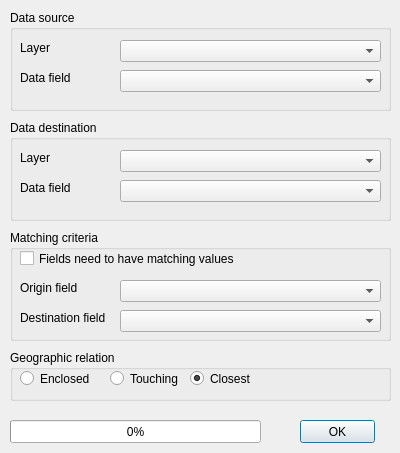
This is forms/ui_simple_tag.ui in AequilibraE/qaequilibrae as Qt 5 draws it before an edit. The edited form follows.
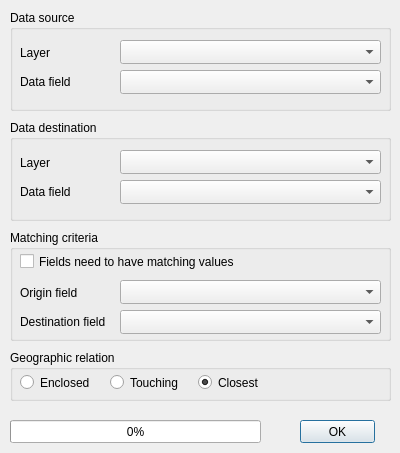
This is the edited form.

What changed in the file:
```diff
--- a/forms/ui_simple_tag.ui
+++ b/forms/ui_simple_tag.ui
@@ -36,7 +36,7 @@
       <x>110</x>
       <y>60</y>
       <width>261</width>
-      <height>22</height>
+      <height>24</height>
      </rect>
     </property>
    </widget>
@@ -46,7 +46,7 @@
       <x>110</x>
       <y>30</y>
       <width>261</width>
-      <height>22</height>
+      <height>24</height>
      </rect>
     </property>
    </widget>
@@ -54,7 +54,7 @@
     <property name="geometry">
      <rect>
       <x>10</x>
-      <y>60</y>
+      <y>64</y>
       <width>121</width>
       <height>16</height>
      </rect>
@@ -67,7 +67,7 @@
     <property name="geometry">
      <rect>
       <x>10</x>
-      <y>30</y>
+      <y>35</y>
       <width>121</width>
       <height>16</height>
      </rect>
@@ -95,7 +95,7 @@
       <x>110</x>
       <y>60</y>
       <width>261</width>
-      <height>22</height>
+      <height>24</height>
      </rect>
     </property>
    </widget>
@@ -105,7 +105,7 @@
       <x>110</x>
       <y>30</y>
       <width>261</width>
-      <height>22</height>
+      <height>24</height>
      </rect>
     </property>
    </widget>
@@ -113,7 +113,7 @@
     <property name="geometry">
      <rect>
       <x>10</x>
-      <y>60</y>
+      <y>64</y>
       <width>121</width>
       <height>16</height>
      </rect>
@@ -126,7 +126,7 @@
     <property name="geometry">
      <rect>
       <x>10</x>
-      <y>30</y>
+      <y>35</y>
       <width>121</width>
       <height>16</height>
      </rect>
@@ -157,7 +157,7 @@
       <x>110</x>
       <y>80</y>
       <width>261</width>
-      <height>22</height>
+      <height>24</height>
      </rect>
     </property>
     <property name="maxVisibleItems">
@@ -170,7 +170,7 @@
       <x>110</x>
       <y>50</y>
       <width>261</width>
-      <height>22</height>
+      <height>24</height>
      </rect>
     </property>
     <property name="maxVisibleItems">
@@ -181,7 +181,7 @@
     <property name="geometry">
      <rect>
       <x>10</x>
-      <y>80</y>
+      <y>84</y>
       <width>121</width>
       <height>16</height>
      </rect>
@@ -194,7 +194,7 @@
     <property name="geometry">
      <rect>
       <x>10</x>
-      <y>50</y>
+      <y>55</y>
       <width>121</width>
       <height>16</height>
      </rect>
@@ -207,8 +207,8 @@
     <property name="geometry">
      <rect>
       <x>10</x>
-      <y>20</y>
-      <width>221</width>
+      <y>23</y>
+      <width>231</width>
       <height>17</height>
      </rect>
     </property>
@@ -236,8 +236,8 @@
     <property name="geometry">
      <rect>
       <x>10</x>
-      <y>20</y>
-      <width>71</width>
+      <y>24</y>
+      <width>81</width>
       <height>17</height>
      </rect>
     </property>
@@ -252,8 +252,8 @@
     <property name="geometry">
      <rect>
       <x>100</x>
-      <y>20</y>
-      <width>71</width>
+      <y>24</y>
+      <width>81</width>
       <height>17</height>
      </rect>
     </property>
@@ -264,9 +264,9 @@
    <widget class="QRadioButton" name="closest">
     <property name="geometry">
      <rect>
-      <x>180</x>
-      <y>20</y>
-      <width>61</width>
+      <x>188</x>
+      <y>24</y>
+      <width>71</width>
       <height>17</height>
      </rect>
     </property>
```
